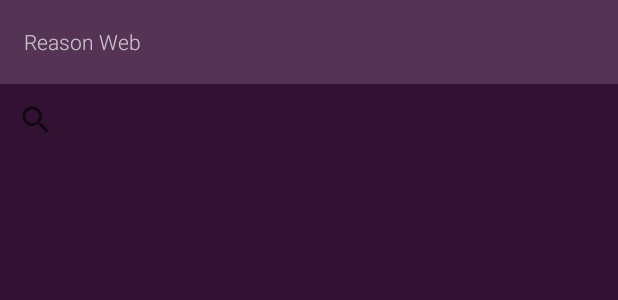
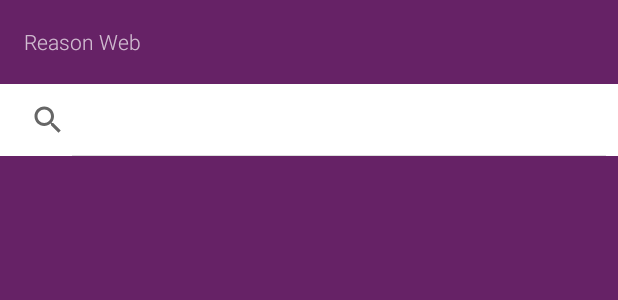
Before and after one commit to AndroidDoctorr/Reason-Web, an Android app: the layout activity_search.xml on its own in the app's theme, with its tools: preview values and no code run, on a phone screen of 412 x 824 dp. Shown: the top 300 px of the screen. Run offline under Robolectric (Android 15) with nearby library versions, the phone set to English and light mode, and no system bars.

Commit message:
Butterknife, fixed some colors

```diff
--- a/app/src/main/res/drawable/rounded_corners.xml
+++ b/app/src/main/res/drawable/rounded_corners.xml
@@ -4,4 +4,5 @@
     <corners android:radius="10dp" />
     <stroke android:color="@color/text_main" />
     <stroke android:width="2dp" />
+    <solid android:color="#FFFFEEFF"/>
 </shape>
--- a/app/src/main/res/layout/activity_profile.xml
+++ b/app/src/main/res/layout/activity_profile.xml
@@ -3,10 +3,11 @@
     xmlns:app="http://schemas.android.com/apk/res-auto"
     android:orientation="vertical"
     android:layout_width="match_parent"
-    android:layout_height="match_parent">
+    android:layout_height="match_parent"
+    android:background="@color/main_color">
+
     <android.support.v7.widget.Toolbar
         android:id="@+id/toolbar"
-        android:background="@color/main_color"
         android:layout_width="match_parent"
         android:layout_height="wrap_content"
         android:orientation="vertical"
--- a/app/src/main/res/layout/activity_proposition.xml
+++ b/app/src/main/res/layout/activity_proposition.xml
@@ -3,11 +3,11 @@
     xmlns:app="http://schemas.android.com/apk/res-auto"
     android:orientation="vertical"
     android:layout_width="match_parent"
-    android:layout_height="match_parent">
+    android:layout_height="match_parent"
+    android:background="@color/main_color">
 
     <android.support.v7.widget.Toolbar
         android:id="@+id/toolbar"
-        android:background="@color/main_color"
         android:layout_width="match_parent"
         android:layout_height="wrap_content"
         android:orientation="vertical"
--- a/app/src/main/res/layout/activity_search.xml
+++ b/app/src/main/res/layout/activity_search.xml
@@ -4,11 +4,10 @@
     android:orientation="vertical"
     android:layout_width="match_parent"
     android:layout_height="match_parent"
-    android:background="#FF331133">
+    android:background="@color/main_color">
 
     <android.support.v7.widget.Toolbar
         android:id="@+id/toolbar"
-        android:background="@color/main_color"
         android:layout_width="match_parent"
         android:layout_height="wrap_content"
         android:orientation="vertical"
@@ -17,12 +16,15 @@
         app:titleTextAppearance="@color/header"
         app:theme="@style/ThemeOverlay.AppCompat.Dark.ActionBar"
         app:popupTheme="@style/ThemeOverlay.AppCompat.Light">
+
     </android.support.v7.widget.Toolbar>
 
     <SearchView
         android:layout_width="fill_parent"
         android:layout_height="wrap_content"
-        android:id="@+id/search">
+        android:id="@+id/search"
+        android:background="#FFFFFFFF"
+        android:iconifiedByDefault="false">
     </SearchView>
 
 </LinearLayout>
--- a/app/src/main/res/values/colors.xml
+++ b/app/src/main/res/values/colors.xml
@@ -2,6 +2,7 @@
 <resources>
     <color name="header">#FFCCCCCC</color>
     <color name="red">#FF772222</color>
-    <color name="main_color">#FF553355</color>
+    <color name="main_color">#FF662266</color>
+    <color name="main_light">#FFFFCCFF</color>
     <color name="text_main">#FF000000</color>
 </resources>
```
